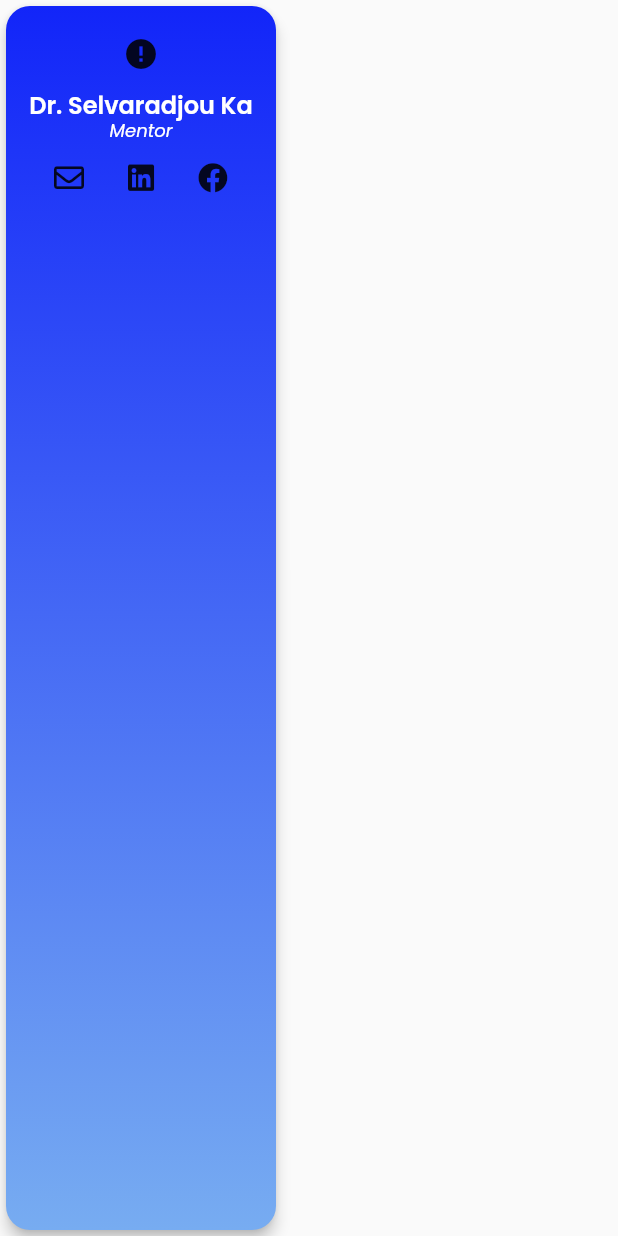
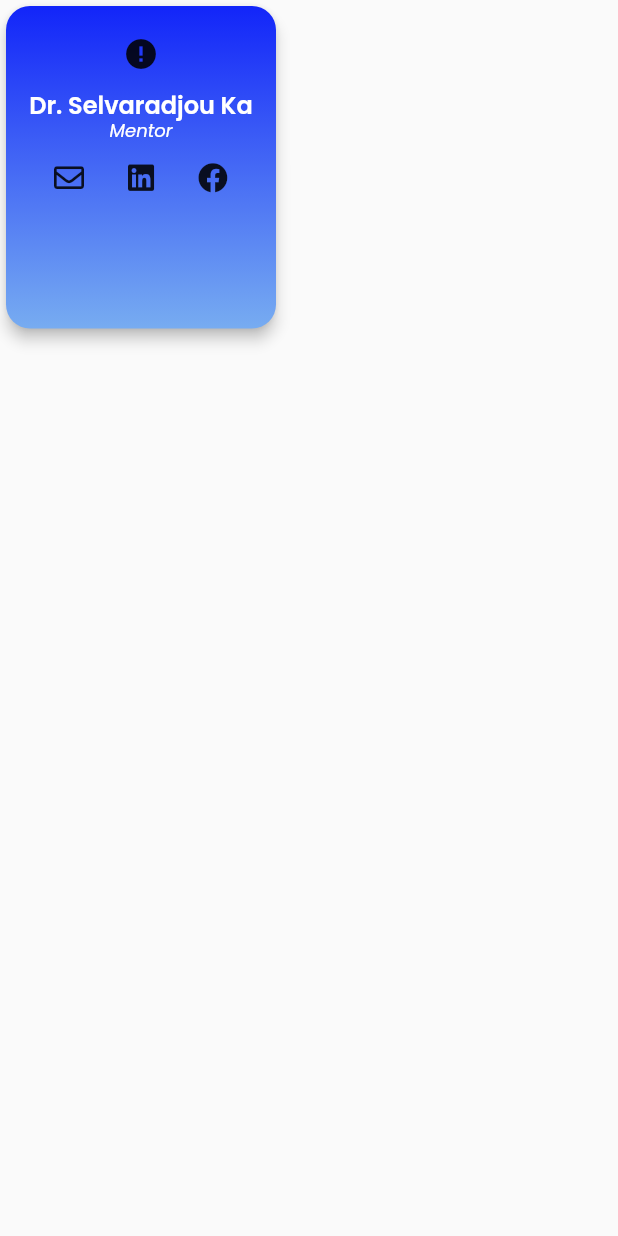
Before and after one commit to princesanjivy/PyCare, a Flutter app: the InfoCard widget shown alone on an empty page, opened directly, on a phone screen of 412 x 824 dp. Run offline on Flutter 3.47's test engine with Material 2 defaults, Android fonts, the phone set to English and light mode, and no system bars; drawn by our look-alikes of cached_network_image; our stand-ins replace bottom_navy_bar, carousel_slider, flutter_map, font_awesome_flutter, google_fonts, latlong and 2 more; network calls fail.

Commit message:
added fixed height of card

```diff
--- a/lib/components/info_card.dart
+++ b/lib/components/info_card.dart
@@ -39,7 +39,7 @@ class InfoCard extends StatelessWidget {
           borderRadius: BorderRadius.circular(16),
         ),
         child: Container(
-          // height: 180,
+          height: 215,
           width: 180,
           decoration: BoxDecoration(
             borderRadius: BorderRadius.circular(16),
```
